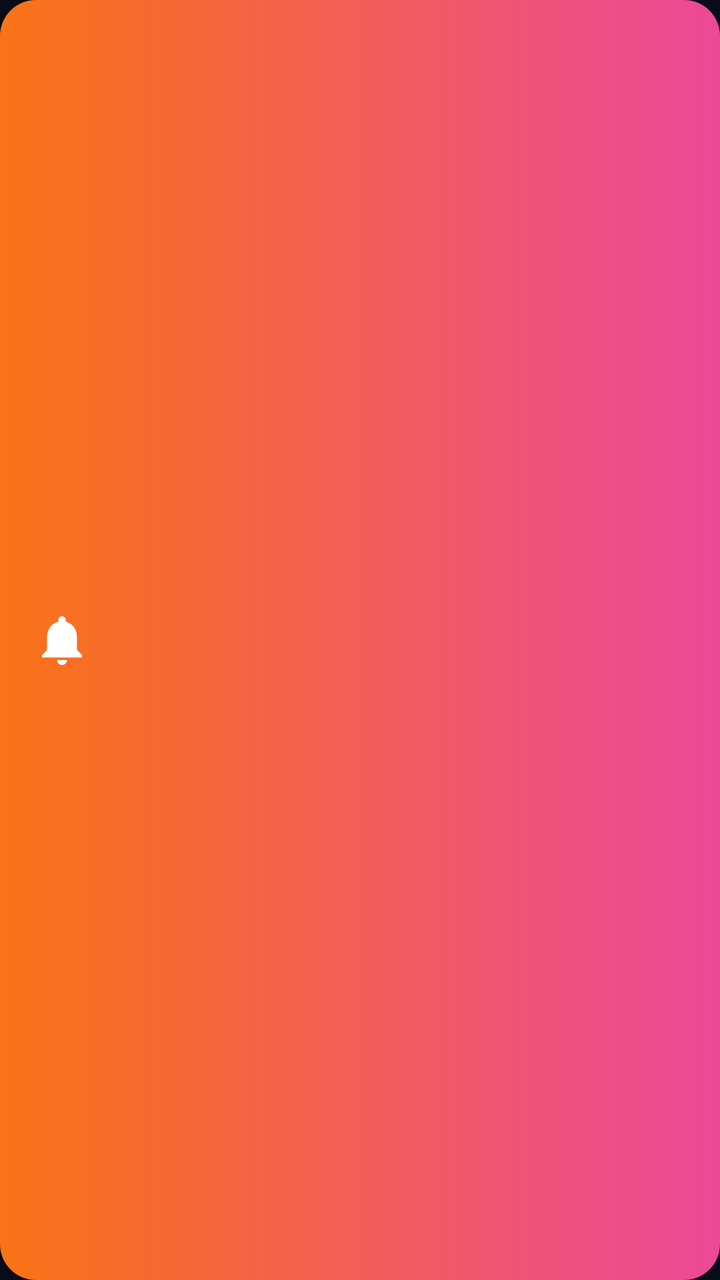
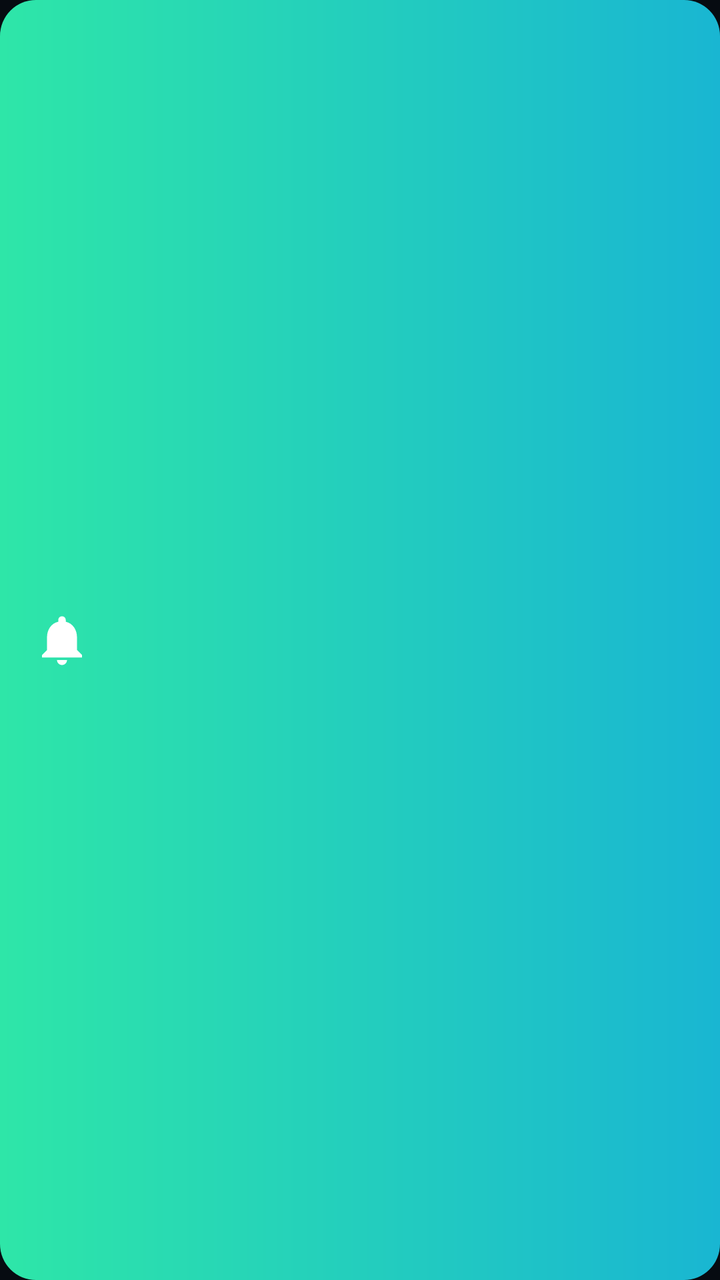

An Android layout rendered at two revisions. The XML below is the earlier revision; the diff shows what the commit changed to produce the second picture.
<!-- AndroidManifest.xml: application theme AppTheme -->
<!-- res/layout/item_action.xml -->
<?xml version="1.0" encoding="utf-8"?>
<LinearLayout xmlns:android="http://schemas.android.com/apk/res/android"
    android:id="@+id/box"
    android:layout_width="match_parent"
    android:layout_height="wrap_content"
    android:layout_marginStart="12dp"
    android:layout_marginTop="10dp"
    android:layout_marginEnd="12dp"
    android:background="@drawable/bg_action"
    android:foreground="?android:attr/selectableItemBackground"
    android:gravity="center_vertical"
    android:orientation="horizontal"
    android:padding="16dp">

    <ImageView
        android:layout_width="30dp"
        android:layout_height="30dp"
        android:src="@drawable/ic_bell" />

    <LinearLayout
        android:layout_width="0dp"
        android:layout_height="wrap_content"
        android:layout_marginStart="14dp"
        android:layout_weight="1"
        android:orientation="vertical">

        <TextView
            android:id="@+id/title"
            android:layout_width="match_parent"
            android:layout_height="wrap_content"
            android:textColor="#FFFFFFFF"
            android:textSize="16sp"
            android:textStyle="bold" />

        <TextView
            android:id="@+id/sub"
            android:layout_width="match_parent"
            android:layout_height="wrap_content"
            android:layout_marginTop="2dp"
            android:textColor="#E6FFFFFF"
            android:textSize="13sp" />
    </LinearLayout>
</LinearLayout>
<!-- resources referenced by this layout -->
<resources>
  <!-- drawable bg_action (drawable) -->
  <?xml version="1.0" encoding="utf-8"?>
  <shape xmlns:android="http://schemas.android.com/apk/res/android" android:shape="rectangle">
      <gradient android:angle="0" android:startColor="#FFF97316" android:endColor="#FFEC4899" /><corners android:radius="18dp" />
  </shape>
  <!-- drawable ic_bell (drawable) -->
  <?xml version="1.0" encoding="utf-8"?>
  <vector xmlns:android="http://schemas.android.com/apk/res/android"
      android:width="24dp" android:height="24dp"
      android:viewportWidth="24" android:viewportHeight="24">
      <path android:fillColor="#FFFFFFFF" android:pathData="M12,22c1.1,0 2,-0.9 2,-2h-4c0,1.1 0.89,2 2,2zM18,16v-5c0,-3.07 -1.64,-5.64 -4.5,-6.32V4c0,-0.83 -0.67,-1.5 -1.5,-1.5s-1.5,0.67 -1.5,1.5v0.68C7.63,5.36 6,7.92 6,11v5l-2,2v1h16v-1l-2,-2z" />
  </vector>
  <style name="AppTheme" parent="@android:style/Theme.Material.NoActionBar">
          <item name="android:statusBarColor">#FF231C52</item>
          <item name="android:navigationBarColor">#FF0A0B18</item>
          <item name="android:colorAccent">#FFF97316</item>
          <item name="android:windowBackground">#FF0A0B18</item>
      </style>
</resources>

<!-- the commit's change to res/layout/item_action.xml (unified diff, before → after) -->
@@ -15,6 +15,7 @@
     <ImageView
         android:layout_width="30dp"
         android:layout_height="30dp"
+        android:id="@+id/icon"
         android:src="@drawable/ic_bell" />
 
     <LinearLayout
<!-- resource entries referenced after the edit -->
@@ -3,7 +3,7 @@
   <!-- drawable bg_action (drawable) -->
   <?xml version="1.0" encoding="utf-8"?>
   <shape xmlns:android="http://schemas.android.com/apk/res/android" android:shape="rectangle">
-      <gradient android:angle="0" android:startColor="#FFF97316" android:endColor="#FFEC4899" /><corners android:radius="18dp" />
+      <gradient android:angle="0" android:startColor="#FF2EE6A8" android:endColor="#FF19B6D2" /><corners android:radius="18dp" />
   </shape>
   <!-- drawable ic_bell (drawable) -->
   <?xml version="1.0" encoding="utf-8"?>
@@ -13,10 +13,10 @@
       <path android:fillColor="#FFFFFFFF" android:pathData="M12,22c1.1,0 2,-0.9 2,-2h-4c0,1.1 0.89,2 2,2zM18,16v-5c0,-3.07 -1.64,-5.64 -4.5,-6.32V4c0,-0.83 -0.67,-1.5 -1.5,-1.5s-1.5,0.67 -1.5,1.5v0.68C7.63,5.36 6,7.92 6,11v5l-2,2v1h16v-1l-2,-2z" />
   </vector>
   <style name="AppTheme" parent="@android:style/Theme.Material.NoActionBar">
-          <item name="android:statusBarColor">#FF231C52</item>
-          <item name="android:navigationBarColor">#FF0A0B18</item>
-          <item name="android:colorAccent">#FFF97316</item>
-          <item name="android:windowBackground">#FF0A0B18</item>
+          <item name="android:statusBarColor">#FF0F2030</item>
+          <item name="android:navigationBarColor">#FF060B11</item>
+          <item name="android:colorAccent">#FF2EE6A8</item>
+          <item name="android:windowBackground">#FF060B11</item>
       </style>
 </resources>
 
